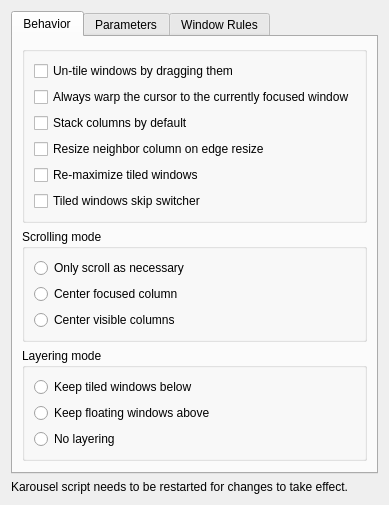
Before: the Qt Designer form package/contents/ui/config.ui in peterfajdiga/karousel, drawn with Qt 5.
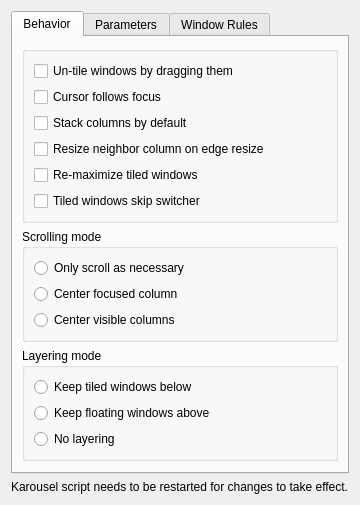
After: the same form once the commit is applied.

Commit message: feat: add tooltip for cursor follows focus

The edit to the form file:
```diff
--- a/package/contents/ui/config.ui
+++ b/package/contents/ui/config.ui
@@ -32,7 +32,10 @@
                                         <item>
                                             <widget class="QCheckBox" name="kcfg_cursorFollowsFocus">
                                                 <property name="text">
-                                                    <string>Always warp the cursor to the currently focused window</string>
+                                                    <string>Cursor follows focus</string>
+                                                </property>
+                                                <property name="toolTip">
+                                                    <string>When a window gains focus, move the cursor to it</string>
                                                 </property>
                                             </widget>
                                         </item>
```
